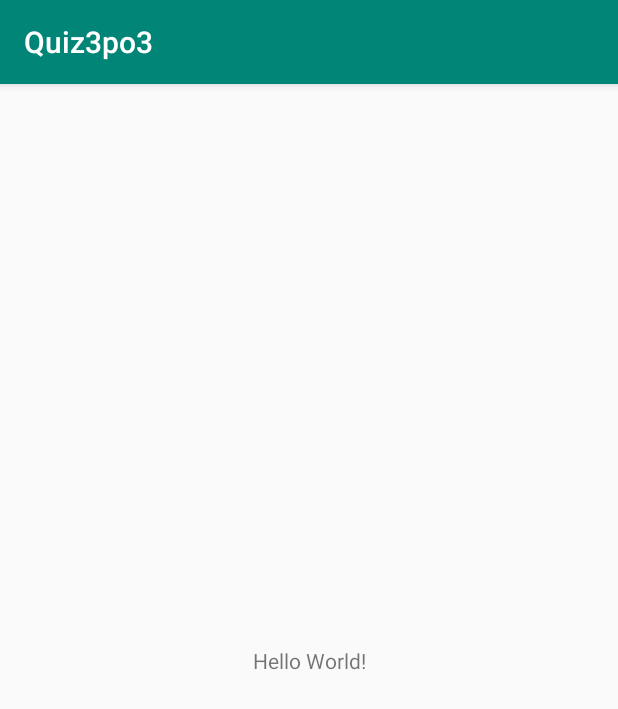
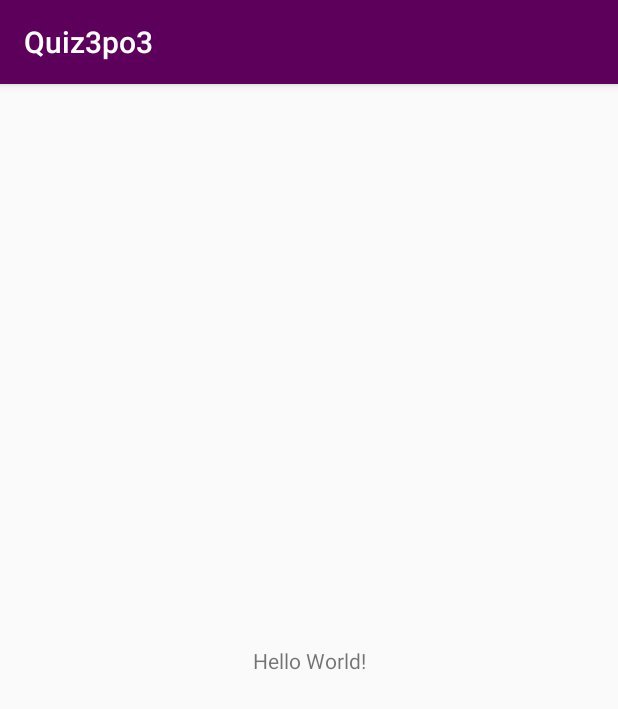
Before and after one commit to aleksandra-majchrzak/quiz3po3, an Android app: the screen it shows after launch (MainActivity), on a phone screen of 412 x 824 dp. Shown: the top 709 px of the screen. Run offline under Robolectric (Android 15) with nearby library versions, the phone set to English and light mode, and no system bars.

Commit message:
Changed colors and icons.

```diff
--- a/app/src/main/res/mipmap-anydpi-v26/ic_launcher.xml
+++ b/app/src/main/res/mipmap-anydpi-v26/ic_launcher.xml
@@ -1,5 +1,5 @@
 <?xml version="1.0" encoding="utf-8"?>
 <adaptive-icon xmlns:android="http://schemas.android.com/apk/res/android">
-    <background android:drawable="@drawable/ic_launcher_background" />
-    <foreground android:drawable="@drawable/ic_launcher_foreground" />
+    <background android:drawable="@color/ic_launcher_background"/>
+    <foreground android:drawable="@mipmap/ic_launcher_foreground"/>
 </adaptive-icon>
--- a/app/src/main/res/mipmap-anydpi-v26/ic_launcher_round.xml
+++ b/app/src/main/res/mipmap-anydpi-v26/ic_launcher_round.xml
@@ -1,5 +1,5 @@
 <?xml version="1.0" encoding="utf-8"?>
 <adaptive-icon xmlns:android="http://schemas.android.com/apk/res/android">
-    <background android:drawable="@drawable/ic_launcher_background" />
-    <foreground android:drawable="@drawable/ic_launcher_foreground" />
+    <background android:drawable="@color/ic_launcher_background"/>
+    <foreground android:drawable="@mipmap/ic_launcher_foreground"/>
 </adaptive-icon>
--- a/app/src/main/res/values/colors.xml
+++ b/app/src/main/res/values/colors.xml
@@ -1,6 +1,6 @@
 <?xml version="1.0" encoding="utf-8"?>
 <resources>
-    <color name="colorPrimary">#008577</color>
-    <color name="colorPrimaryDark">#00574B</color>
-    <color name="colorAccent">#D81B60</color>
+    <color name="colorPrimary">#5d005b</color>
+    <color name="colorPrimaryDark">#490448</color>
+    <color name="colorAccent">#baef00</color>
 </resources>
--- /dev/null
+++ b/app/src/main/res/values/ic_launcher_background.xml
@@ -0,0 +1,4 @@
+<?xml version="1.0" encoding="utf-8"?>
+<resources>
+    <color name="ic_launcher_background">#5D005B</color>
+</resources>
```
Also changed, not shown: app/src/main/ic_launcher-web.png (added), app/src/main/res/mipmap-hdpi/ic_launcher.png, app/src/main/res/mipmap-hdpi/ic_launcher_foreground.png (added), app/src/main/res/mipmap-hdpi/ic_launcher_round.png, app/src/main/res/mipmap-mdpi/ic_launcher.png, app/src/main/res/mipmap-mdpi/ic_launcher_foreground.png (added), app/src/main/res/mipmap-mdpi/ic_launcher_round.png, app/src/main/res/mipmap-xhdpi/ic_launcher.png, app/src/main/res/mipmap-xhdpi/ic_launcher_foreground.png (added), app/src/main/res/mipmap-xhdpi/ic_launcher_round.png, app/src/main/res/mipmap-xxhdpi/ic_launcher.png, app/src/main/res/mipmap-xxhdpi/ic_launcher_foreground.png (added), app/src/main/res/mipmap-xxhdpi/ic_launcher_round.png, app/src/main/res/mipmap-xxxhdpi/ic_launcher.png, 2 more files.
